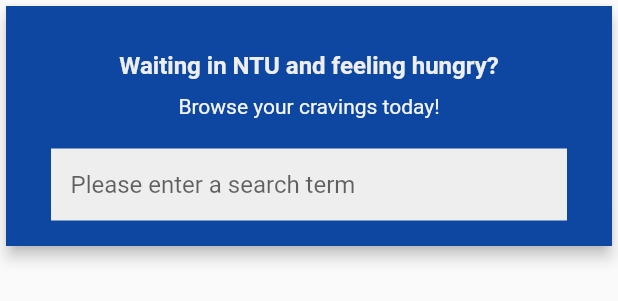
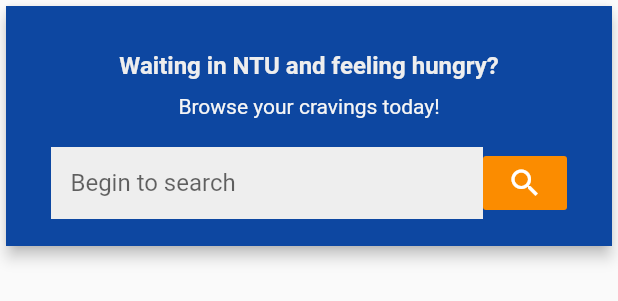
Before and after one commit to zhiyue-yi/ntu-food-hunter-flutter, a Flutter app: the SearchBoxWidget widget shown alone on an empty page, opened directly, on a phone screen of 412 x 824 dp. Shown: the top 301 px of the screen. Run offline on Flutter 3.47's test engine with Material 2 defaults, Android fonts, the phone set to English and light mode, and no system bars; our stand-ins replace flutter_tags; network calls fail; Roboto replaces fonts that are missing (Hind, Montserrat).

Commit message:
added search page

```diff
--- a/lib/pages/home-page.dart
+++ b/lib/pages/home-page.dart
@@ -8,12 +8,8 @@
 import 'package:ureca_restaurant_reviews_flutter/widgets/search-box.dart';
 
 class HomePage extends StatelessWidget {
-  BuildContext context;
-
   @override
   Widget build(BuildContext context) {
-    this.context = context;
-
     return Scaffold(
       appBar: AppBar(
         centerTitle: true,
--- a/lib/widgets/search-box.dart
+++ b/lib/widgets/search-box.dart
@@ -1,12 +1,11 @@
 import 'package:flutter/material.dart';
+import 'package:ureca_restaurant_reviews_flutter/pages/search-result-page.dart';
 
 class SearchBoxWidget extends StatelessWidget {
-  BuildContext context;
+  final keywordCtrl = new TextEditingController();
 
   @override
   Widget build(BuildContext context) {
-    this.context = context;
-
     return Card(
       elevation: 4.0,
       child: Container(
@@ -31,21 +30,56 @@
               style: TextStyle(fontSize: 14.0, color: Colors.grey[100]),
             ),
             SizedBox(
-                height: 20.0,
+              height: 19.0,
             ),
             Container(
+              alignment: Alignment.center,
+              child: Row(
+                children: <Widget>[
+                  Expanded(
+                    child: Container(
                       color: Colors.grey[200],
-                alignment: Alignment.center,
                       child: TextField(
+                        controller: keywordCtrl,
                         decoration: InputDecoration(
                             fillColor: Colors.grey[200],
                             border: InputBorder.none,
-                      contentPadding: EdgeInsets.fromLTRB(13.0, 7.0, 13.0, 7.0),
-                      hintText: 'Please enter a search term'),
+                            contentPadding: EdgeInsets.symmetric(
+                                horizontal: 13.0, vertical: 7.0),
+                            hintText: 'Begin to search'),
+                      ),
+                    ),
+                  ),
+                  Container(
+                    width: 56.0,
+                    child: FlatButton(
+                      onPressed: () {
+                        Navigator.push(
+                            context,
+                            MaterialPageRoute(
+                                builder: (context) => new SearchResult(
+                                    keyword: keywordCtrl.text)));
+                      },
+                      color: Colors.orange[600],
+                      child: Center(
+                        child: Row(
+                          mainAxisAlignment: MainAxisAlignment.center,
+                          children: <Widget>[
+                            Icon(
+                              Icons.search,
+                              color: Colors.white,
+                            ),
+                          ],
+                        ),
+                      ),
                     ),
                   ),
                 ],
-          )),
+              ),
+            ),
+          ],
+        ),
+      ),
     );
   }
 }
```
Also changed, not shown: lib/models/api-model.dart (+11 -0 lines), lib/pages/dining-area-detail-page.dart (+1 -10 lines), lib/pages/search-result-page.dart (added, +75 -0 lines). Lines whose indentation alone changed are shown as unchanged.
